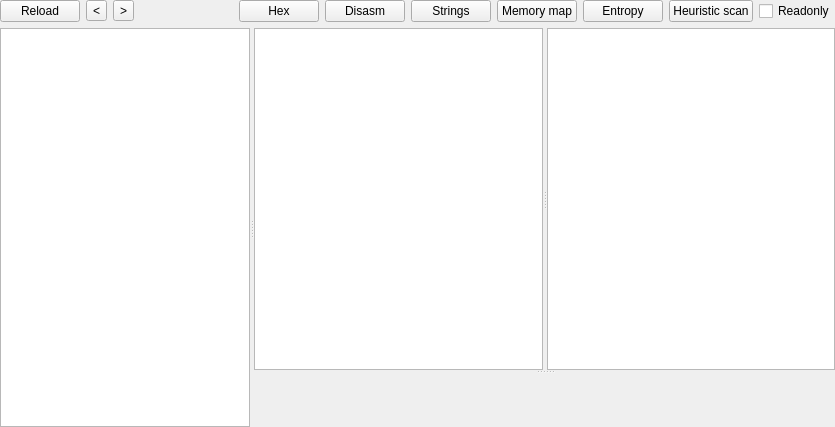
Qt form PE/pewidget.ui (horsicq/FormatWidgets) before a commit.
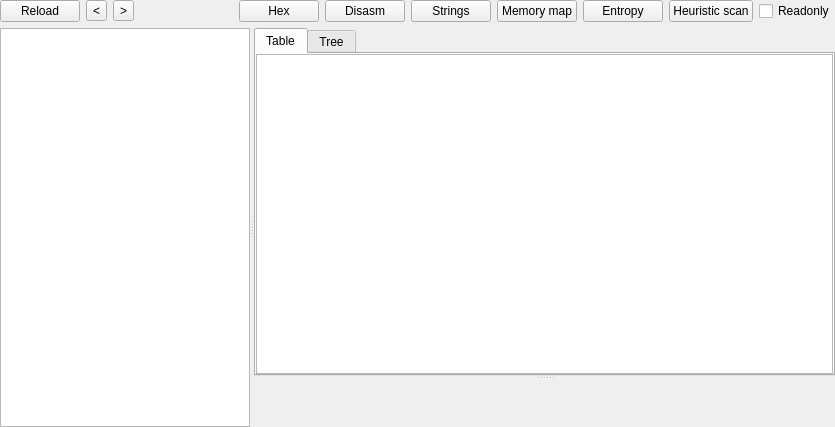
The same form after that commit. The open tabs and pages were chosen to show the change. Custom widgets are drawn as their Qt base class.

```diff
--- a/PE/pewidget.ui
+++ b/PE/pewidget.ui
@@ -882,7 +882,7 @@
        </layout>
       </widget>
       <widget class="QWidget" name="page_Resources">
-       <layout class="QVBoxLayout" name="verticalLayout_12">
+       <layout class="QVBoxLayout" name="verticalLayout_39">
         <property name="leftMargin">
          <number>0</number>
         </property>
@@ -900,6 +900,78 @@
           <property name="orientation">
            <enum>Qt::Vertical</enum>
           </property>
+          <widget class="QTabWidget" name="tabWidgetResources">
+           <property name="currentIndex">
+            <number>0</number>
+           </property>
+           <widget class="QWidget" name="tabTable">
+            <attribute name="title">
+             <string>Table</string>
+            </attribute>
+            <layout class="QVBoxLayout" name="verticalLayout_40">
+             <property name="leftMargin">
+              <number>0</number>
+             </property>
+             <property name="topMargin">
+              <number>0</number>
+             </property>
+             <property name="rightMargin">
+              <number>0</number>
+             </property>
+             <property name="bottomMargin">
+              <number>0</number>
+             </property>
+             <item>
+              <widget class="QTableView" name="tableView_Resources">
+               <property name="contextMenuPolicy">
+                <enum>Qt::CustomContextMenu</enum>
+               </property>
+               <property name="editTriggers">
+                <set>QAbstractItemView::NoEditTriggers</set>
+               </property>
+               <property name="selectionMode">
+                <enum>QAbstractItemView::SingleSelection</enum>
+               </property>
+               <property name="selectionBehavior">
+                <enum>QAbstractItemView::SelectRows</enum>
+               </property>
+               <attribute name="horizontalHeaderDefaultSectionSize">
+                <number>57</number>
+               </attribute>
+               <attribute name="verticalHeaderVisible">
+                <bool>false</bool>
+               </attribute>
+               <attribute name="verticalHeaderMinimumSectionSize">
+                <number>20</number>
+               </attribute>
+               <attribute name="verticalHeaderDefaultSectionSize">
+                <number>20</number>
+               </attribute>
+               <attribute name="verticalHeaderHighlightSections">
+                <bool>false</bool>
+               </attribute>
+              </widget>
+             </item>
+            </layout>
+           </widget>
+           <widget class="QWidget" name="tabTree">
+            <attribute name="title">
+             <string>Tree</string>
+            </attribute>
+            <layout class="QVBoxLayout" name="verticalLayout_12">
+             <property name="leftMargin">
+              <number>0</number>
+             </property>
+             <property name="topMargin">
+              <number>0</number>
+             </property>
+             <property name="rightMargin">
+              <number>0</number>
+             </property>
+             <property name="bottomMargin">
+              <number>0</number>
+             </property>
+             <item>
           <widget class="QSplitter" name="splitter_2">
            <property name="orientation">
             <enum>Qt::Horizontal</enum>
@@ -955,6 +1027,10 @@
             <attribute name="verticalHeaderDefaultSectionSize">
              <number>20</number>
             </attribute>
+               </widget>
+              </widget>
+             </item>
+            </layout>
            </widget>
           </widget>
           <widget class="ToolsWidget" name="widgetHex_Resources" native="true">
```
Left out of the diff: 2 changed lines with no effect on the pictures. Lines whose indentation alone changed are shown as unchanged.
